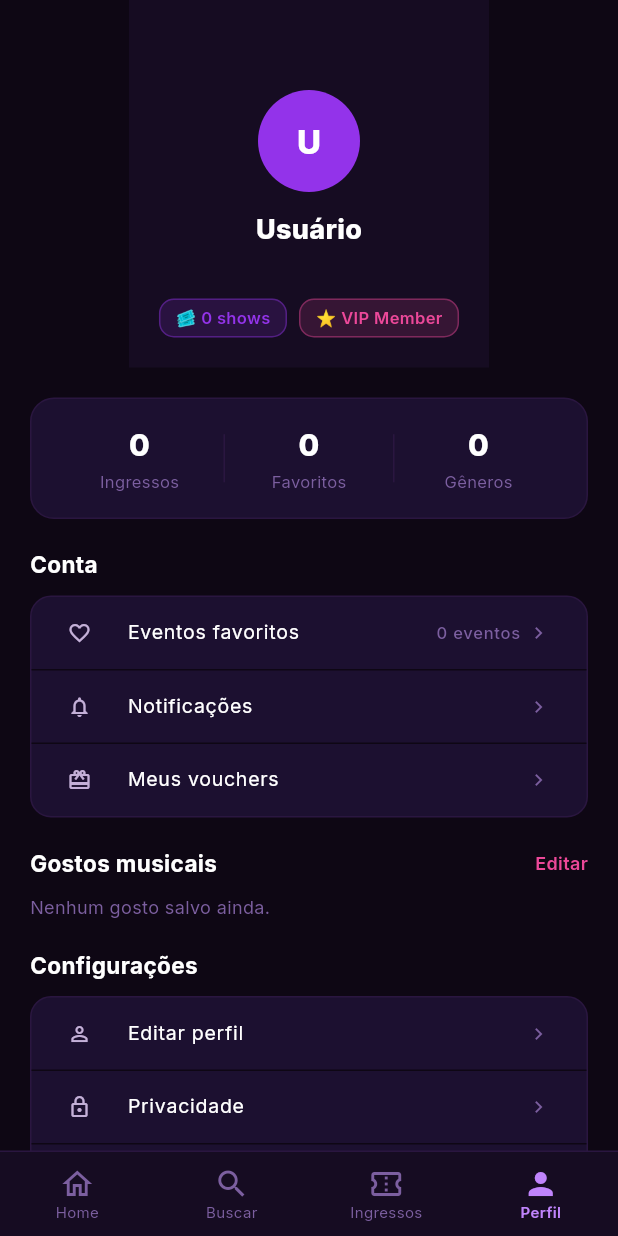
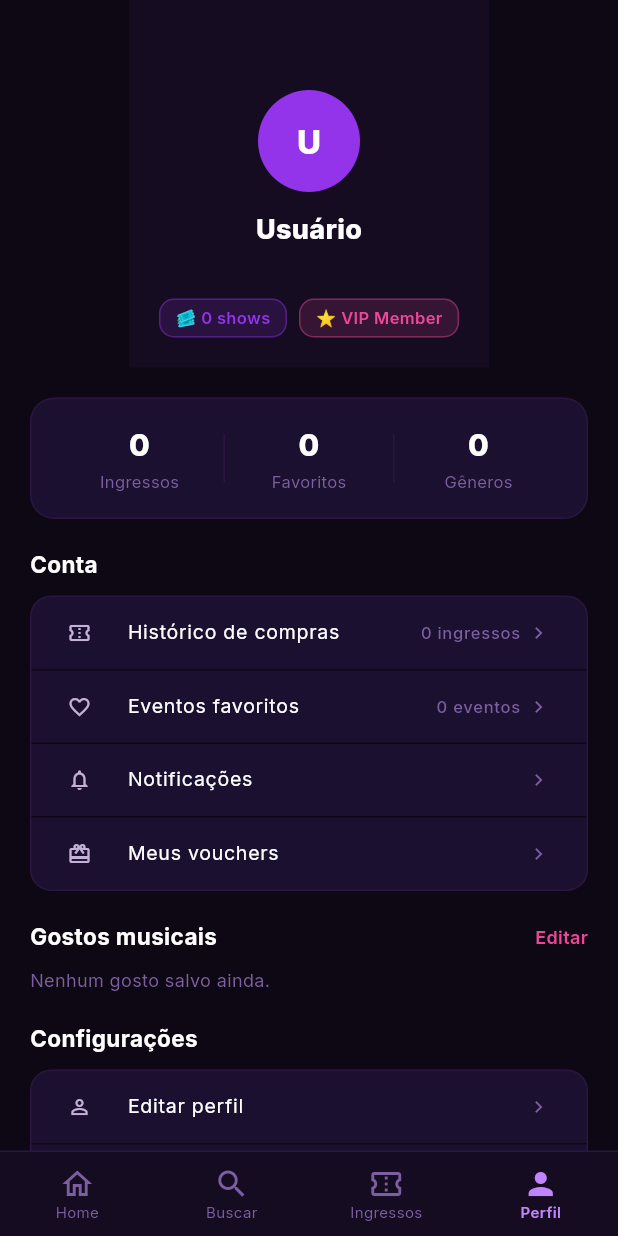
Before and after one commit to pedroabreu2359/showpass, a Flutter app: the HomeScreen screen opened by its route, item 4 of the bottom bar chosen, on a phone screen of 412 x 824 dp. Run offline on Flutter 3.47's test engine with Material 3 defaults, Android fonts, the phone set to English and light mode, and no system bars; our stand-ins replace google_fonts, qr_flutter, sqflite, sqflite_common_ffi; accounts and stored records are empty; statements that could not run were skipped.

Commit message:
mais correções de usabilidade

```diff
--- a/lib/screens/home_screen.dart
+++ b/lib/screens/home_screen.dart
@@ -247,7 +247,10 @@ class _HomeScreenState extends State<HomeScreen> {
       _buildHome(),
       const SearchScreen(embedded: true),
       const MyTicketsScreen(embedded: true),
-      const ProfileScreen(embedded: true),
+      ProfileScreen(
+        embedded: true,
+        onNavigate: (index) => setState(() => _navIndex = index),
+      ),
     ];
 
     return Scaffold(
--- a/lib/screens/profile_screen.dart
+++ b/lib/screens/profile_screen.dart
@@ -125,6 +125,18 @@ class _ProfileScreenState extends State<ProfileScreen> {
                   const SectionHeader(title: 'Conta'),
                   const SizedBox(height: 10),
                   _MenuCard(items: [
+                    _MenuItem(
+                      icon: Icons.confirmation_num_outlined,
+                      label: 'Histórico de compras',
+                      value: '${tickets.length} ingressos',
+                      onTap: () {
+                        if (widget.embedded && widget.onNavigate != null) {
+                          widget.onNavigate!(2);
+                        } else {
+                          Navigator.pushNamed(context, AppRoutes.myTickets);
+                        }
+                      }
+                    ),
                     _MenuItem(
                       icon: Icons.favorite_border,
                       label: 'Eventos favoritos',
```
